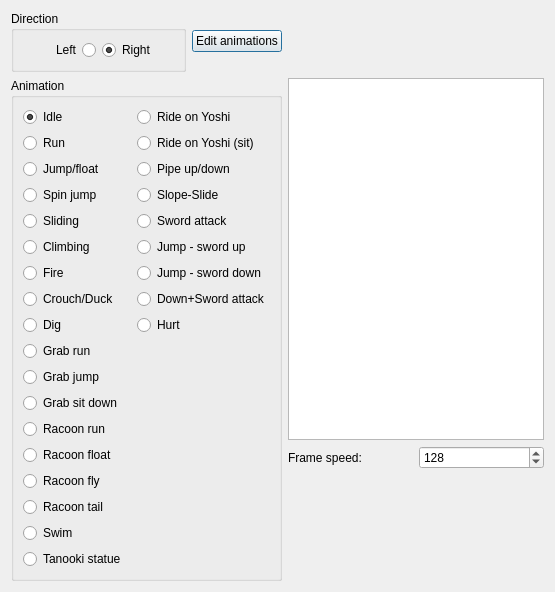
The window that PlayableCalibrator/animator/animate.ui (WohlSoft/Moondust-Project) describes before a commit, drawn with Qt 5.
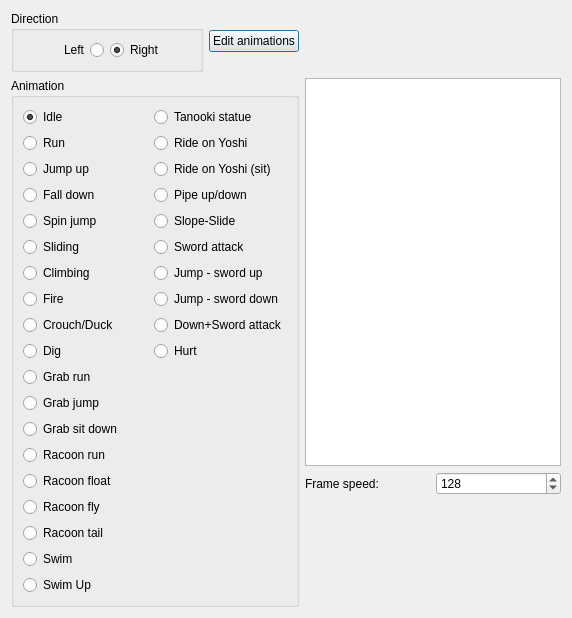
The same window after the commit. Icons and pictures are not drawn.

```diff
--- a/PlayableCalibrator/animator/animate.ui
+++ b/PlayableCalibrator/animator/animate.ui
@@ -6,8 +6,8 @@
    <rect>
     <x>0</x>
     <y>0</y>
-    <width>555</width>
-    <height>515</height>
+    <width>572</width>
+    <height>609</height>
    </rect>
   </property>
   <property name="windowTitle">
@@ -24,35 +24,35 @@
       <string>Animation</string>
      </property>
      <layout class="QGridLayout" name="gridLayout_2">
-      <item row="14" column="0">
+      <item row="15" column="0">
        <widget class="QRadioButton" name="RacoonFly">
         <property name="text">
          <string>Racoon fly</string>
         </property>
        </widget>
       </item>
-      <item row="12" column="0">
+      <item row="13" column="0">
        <widget class="QRadioButton" name="RacoonRun">
         <property name="text">
          <string>Racoon run</string>
         </property>
        </widget>
       </item>
-      <item row="13" column="0">
+      <item row="14" column="0">
        <widget class="QRadioButton" name="RacoonFloat">
         <property name="text">
          <string>Racoon float</string>
         </property>
        </widget>
       </item>
-      <item row="3" column="0">
+      <item row="4" column="0">
        <widget class="QRadioButton" name="Spin">
         <property name="text">
          <string>Spin jump</string>
         </property>
        </widget>
       </item>
-      <item row="7" column="0">
+      <item row="8" column="0">
        <widget class="QRadioButton" name="SitDown">
         <property name="text">
          <string>Crouch/Duck</string>
@@ -66,21 +66,7 @@
         </property>
        </widget>
       </item>
-      <item row="2" column="1">
-       <widget class="QRadioButton" name="RideOnYoshiSit_2">
-        <property name="text">
-         <string>Pipe up/down</string>
-        </property>
-       </widget>
-      </item>
-      <item row="1" column="1">
-       <widget class="QRadioButton" name="RideOnYoshiSit">
-        <property name="text">
-         <string>Ride on Yoshi (sit)</string>
-        </property>
-       </widget>
-      </item>
-      <item row="10" column="0">
+      <item row="11" column="0">
        <widget class="QRadioButton" name="GrabJump">
         <property name="text">
          <string>Grab jump</string>
@@ -90,32 +76,25 @@
       <item row="2" column="0">
        <widget class="QRadioButton" name="Jump">
         <property name="text">
-         <string>Jump/float</string>
+         <string>Jump up</string>
         </property>
        </widget>
       </item>
-      <item row="8" column="1">
-       <widget class="QRadioButton" name="Hurted">
-        <property name="text">
-         <string>Hurt</string>
-        </property>
-       </widget>
-      </item>
-      <item row="8" column="0">
+      <item row="9" column="0">
        <widget class="QRadioButton" name="Dig">
         <property name="text">
          <string>Dig</string>
         </property>
        </widget>
       </item>
-      <item row="7" column="1">
+      <item row="8" column="1">
        <widget class="QRadioButton" name="DownSword">
         <property name="text">
          <string>Down+Sword attack</string>
         </property>
        </widget>
       </item>
-      <item row="9" column="0">
+      <item row="10" column="0">
        <widget class="QRadioButton" name="GrabRun">
         <property name="text">
          <string>Grab run</string>
@@ -132,90 +111,125 @@
         </property>
        </widget>
       </item>
-      <item row="0" column="1">
-       <widget class="QRadioButton" name="RideOnYoshi">
-        <property name="text">
-         <string>Ride on Yoshi</string>
-        </property>
-       </widget>
-      </item>
-      <item row="11" column="0">
+      <item row="12" column="0">
        <widget class="QRadioButton" name="GrabSit">
         <property name="text">
          <string>Grab sit down</string>
         </property>
        </widget>
       </item>
-      <item row="4" column="0">
+      <item row="5" column="0">
        <widget class="QRadioButton" name="Sliding">
         <property name="text">
          <string>Sliding</string>
         </property>
        </widget>
       </item>
-      <item row="6" column="1">
+      <item row="7" column="1">
        <widget class="QRadioButton" name="JumpSwordDown">
         <property name="text">
          <string>Jump - sword down</string>
         </property>
        </widget>
       </item>
-      <item row="6" column="0">
+      <item row="7" column="0">
        <widget class="QRadioButton" name="Fire">
         <property name="text">
          <string>Fire</string>
         </property>
        </widget>
       </item>
-      <item row="5" column="1">
+      <item row="6" column="1">
        <widget class="QRadioButton" name="JumpSwordUp">
         <property name="text">
          <string>Jump - sword up</string>
         </property>
        </widget>
       </item>
-      <item row="5" column="0">
+      <item row="6" column="0">
        <widget class="QRadioButton" name="Climbing">
         <property name="text">
          <string>Climbing</string>
         </property>
        </widget>
       </item>
-      <item row="4" column="1">
+      <item row="5" column="1">
        <widget class="QRadioButton" name="SwordAttak">
         <property name="text">
          <string>Sword attack</string>
         </property>
        </widget>
       </item>
-      <item row="15" column="0">
+      <item row="16" column="0">
        <widget class="QRadioButton" name="RacoonTail">
         <property name="text">
          <string>Racoon tail</string>
         </property>
        </widget>
       </item>
-      <item row="16" column="0">
+      <item row="17" column="0">
        <widget class="QRadioButton" name="Swin">
         <property name="text">
          <string>Swim</string>
         </property>
        </widget>
       </item>
-      <item row="17" column="0">
-       <widget class="QRadioButton" name="TanookiStatue">
-        <property name="text">
-         <string>Tanooki statue</string>
-        </property>
-       </widget>
-      </item>
-      <item row="3" column="1">
+      <item row="4" column="1">
        <widget class="QRadioButton" name="SlopeSlide">
         <property name="text">
          <string>Slope-Slide</string>
         </property>
        </widget>
       </item>
+      <item row="9" column="1">
+       <widget class="QRadioButton" name="Hurted">
+        <property name="text">
+         <string>Hurt</string>
+        </property>
+       </widget>
+      </item>
+      <item row="3" column="0">
+       <widget class="QRadioButton" name="fall">
+        <property name="text">
+         <string>Fall down</string>
+        </property>
+       </widget>
+      </item>
+      <item row="3" column="1">
+       <widget class="QRadioButton" name="RideOnYoshiSit_2">
+        <property name="text">
+         <string>Pipe up/down</string>
+        </property>
+       </widget>
+      </item>
+      <item row="2" column="1">
+       <widget class="QRadioButton" name="RideOnYoshiSit">
+        <property name="text">
+         <string>Ride on Yoshi (sit)</string>
+        </property>
+       </widget>
+      </item>
+      <item row="1" column="1">
+       <widget class="QRadioButton" name="RideOnYoshi">
+        <property name="text">
+         <string>Ride on Yoshi</string>
+        </property>
+       </widget>
+      </item>
+      <item row="0" column="1">
+       <widget class="QRadioButton" name="TanookiStatue">
+        <property name="text">
+         <string>Tanooki statue</string>
+        </property>
+       </widget>
+      </item>
+      <item row="18" column="0">
+       <widget class="QRadioButton" name="SwimUp">
+        <property name="text">
+         <string>Swim Up</string>
+        </property>
+       </widget>
+      </item>
      </layout>
     </widget>
    </item>
```
Left out of the diff: 7 changed lines with no effect on the pictures.
